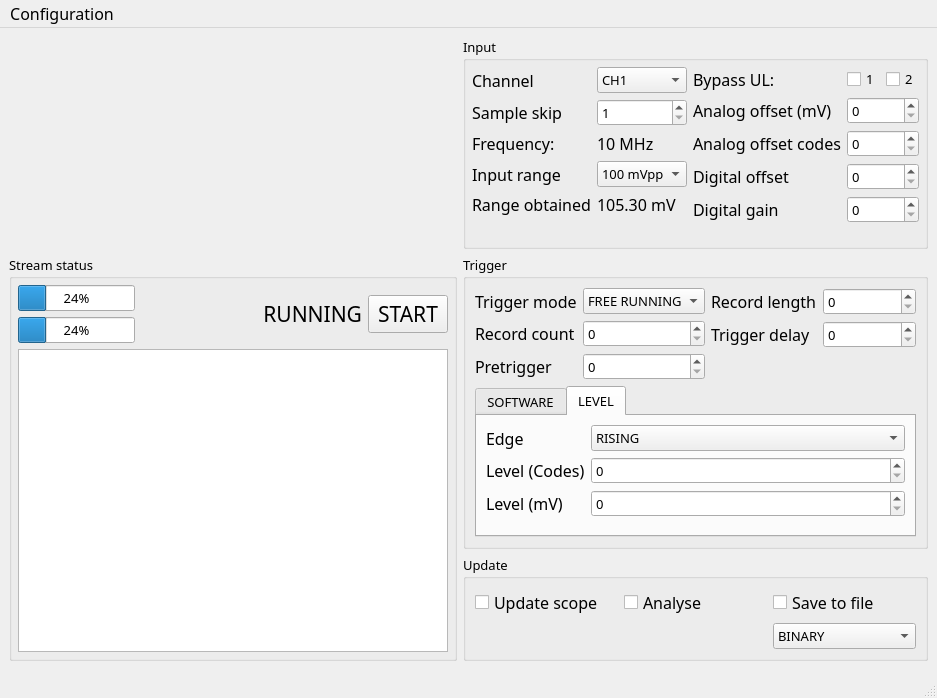
The window that MainWindow.ui (sevenreek/qtadqscope) describes before a commit, drawn with Qt 5.
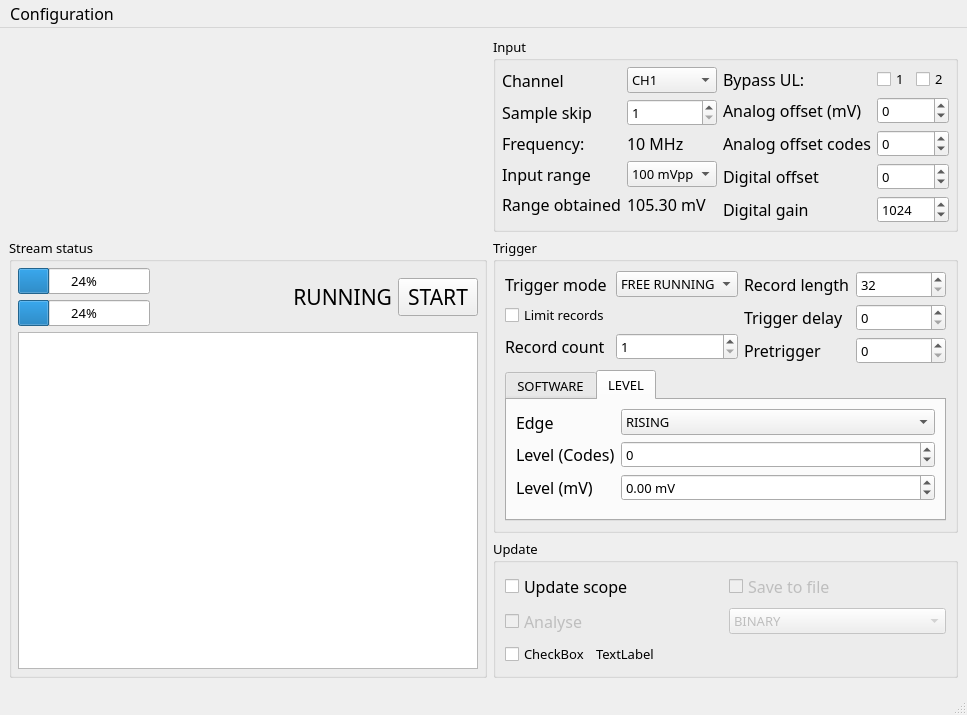
The same window after the commit. Custom widgets are drawn as their Qt base class.

Patch:
```diff
--- a/MainWindow.ui
+++ b/MainWindow.ui
@@ -6,8 +6,8 @@
    <rect>
     <x>0</x>
     <y>0</y>
-    <width>937</width>
-    <height>698</height>
+    <width>967</width>
+    <height>655</height>
    </rect>
   </property>
   <property name="font">
@@ -27,6 +27,9 @@
        <layout class="QGridLayout" name="gridLayout_2">
         <item row="2" column="2" colspan="2">
          <widget class="QGroupBox" name="analysisSettingsContainer">
+          <property name="enabled">
+           <bool>true</bool>
+          </property>
           <property name="sizePolicy">
            <sizepolicy hsizetype="Minimum" vsizetype="Preferred">
             <horstretch>0</horstretch>
@@ -43,8 +46,11 @@
            <string>Update</string>
           </property>
           <layout class="QGridLayout" name="gridLayout_6">
-           <item row="0" column="1">
+           <item row="1" column="1">
             <widget class="QCheckBox" name="analyseCB">
+             <property name="enabled">
+              <bool>false</bool>
+             </property>
              <property name="font">
               <font>
                <family>Calibri Light</family>
@@ -56,27 +62,11 @@
              </property>
             </widget>
            </item>
-           <item row="1" column="2">
-            <widget class="QComboBox" name="inputRangeSelector_2">
-             <item>
-              <property name="text">
-               <string>BINARY</string>
-              </property>
-             </item>
-             <item>
-              <property name="text">
-               <string>ASCII</string>
-              </property>
-             </item>
-             <item>
-              <property name="text">
-               <string>HDF5</string>
-              </property>
-             </item>
-            </widget>
-           </item>
            <item row="0" column="2">
             <widget class="QCheckBox" name="saveToFileCB">
+             <property name="enabled">
+              <bool>false</bool>
+             </property>
              <property name="font">
               <font>
                <family>Calibri Light</family>
@@ -88,7 +78,7 @@
              </property>
             </widget>
            </item>
-           <item row="0" column="0">
+           <item row="0" column="1">
             <widget class="QCheckBox" name="updateScopeCB">
              <property name="font">
               <font>
@@ -101,6 +91,46 @@
              </property>
             </widget>
            </item>
+           <item row="1" column="2">
+            <widget class="QComboBox" name="inputRangeSelector_2">
+             <property name="enabled">
+              <bool>false</bool>
+             </property>
+             <item>
+              <property name="text">
+               <string>BINARY</string>
+              </property>
+             </item>
+             <item>
+              <property name="text">
+               <string>ASCII</string>
+              </property>
+             </item>
+             <item>
+              <property name="text">
+               <string>HDF5</string>
+              </property>
+             </item>
+            </widget>
+           </item>
+           <item row="2" column="1">
+            <layout class="QFormLayout" name="formLayout_3">
+             <item row="0" column="0">
+              <widget class="QCheckBox" name="checkBox">
+               <property name="text">
+                <string>CheckBox</string>
+               </property>
+              </widget>
+             </item>
+             <item row="0" column="1">
+              <widget class="QLabel" name="label_3">
+               <property name="text">
+                <string>TextLabel</string>
+               </property>
+              </widget>
+             </item>
+            </layout>
+           </item>
           </layout>
          </widget>
         </item>
@@ -193,7 +223,14 @@
               </widget>
              </item>
              <item row="1" column="1">
-              <widget class="QSpinBox" name="spinBox_4"/>
+              <widget class="QSpinBox" name="analogOffsetInput">
+               <property name="minimum">
+                <number>-5000</number>
+               </property>
+               <property name="maximum">
+                <number>5000</number>
+               </property>
+              </widget>
              </item>
              <item row="2" column="0">
               <widget class="QLabel" name="label_10">
@@ -209,7 +246,14 @@
               </widget>
              </item>
              <item row="2" column="1">
-              <widget class="QSpinBox" name="analogOffsetCodeInput"/>
+              <widget class="QSpinBox" name="analogOffsetCodeInput">
+               <property name="minimum">
+                <number>-32768</number>
+               </property>
+               <property name="maximum">
+                <number>32767</number>
+               </property>
+              </widget>
              </item>
              <item row="3" column="0">
               <widget class="QLabel" name="label_7">
@@ -225,7 +269,14 @@
               </widget>
              </item>
              <item row="3" column="1">
-              <widget class="QSpinBox" name="digitalOffsetInput"/>
+              <widget class="QSpinBox" name="digitalOffsetInput">
+               <property name="minimum">
+                <number>-32768</number>
+               </property>
+               <property name="value">
+                <number>0</number>
+               </property>
+              </widget>
              </item>
              <item row="4" column="0">
               <widget class="QLabel" name="label_8">
@@ -241,7 +292,17 @@
               </widget>
              </item>
              <item row="4" column="1">
-              <widget class="QSpinBox" name="analogOffsetInput"/>
+              <widget class="QSpinBox" name="digitalGainInput">
+               <property name="minimum">
+                <number>-32768</number>
+               </property>
+               <property name="maximum">
+                <number>32767</number>
+               </property>
+               <property name="value">
+                <number>1024</number>
+               </property>
+              </widget>
              </item>
             </layout>
            </item>
@@ -561,79 +622,6 @@
            <string>Trigger</string>
           </property>
           <layout class="QGridLayout" name="gridLayout_5">
-           <item row="0" column="0">
-            <layout class="QFormLayout" name="formLayout_4">
-             <item row="0" column="0">
-              <widget class="QLabel" name="label_11">
-               <property name="font">
-                <font>
-                 <family>Calibri Light</family>
-                 <pointsize>12</pointsize>
-                </font>
-               </property>
-               <property name="text">
-                <string>Trigger mode</string>
-               </property>
-              </widget>
-             </item>
-             <item row="0" column="1">
-              <widget class="QComboBox" name="triggerModeSelector">
-               <item>
-                <property name="text">
-                 <string>FREE RUNNING</string>
-                </property>
-               </item>
-               <item>
-                <property name="text">
-                 <string>SOFTWARE</string>
-                </property>
-               </item>
-               <item>
-                <property name="text">
-                 <string>LEVEL</string>
-                </property>
-               </item>
-               <item>
-                <property name="text">
-                 <string>EXTERNAL</string>
-                </property>
-               </item>
-              </widget>
-             </item>
-             <item row="1" column="0">
-              <widget class="QLabel" name="label_24">
-               <property name="font">
-                <font>
-                 <family>Calibri Light</family>
-                 <pointsize>12</pointsize>
-                </font>
-               </property>
-               <property name="text">
-                <string>Record count</string>
-               </property>
-              </widget>
-             </item>
-             <item row="1" column="1">
-              <widget class="QSpinBox" name="recordCountInput"/>
-             </item>
-             <item row="2" column="0">
-              <widget class="QLabel" name="label_25">
-               <property name="font">
-                <font>
-                 <family>Calibri Light</family>
-                 <pointsize>12</pointsize>
-                </font>
-               </property>
-               <property name="text">
-                <string>Pretrigger</string>
-               </property>
-              </widget>
-             </item>
-             <item row="2" column="1">
-              <widget class="QSpinBox" name="pretriggerInput"/>
-             </item>
-            </layout>
-           </item>
            <item row="0" column="1">
             <layout class="QFormLayout" name="formLayout_5">
              <item row="0" column="0">
@@ -663,10 +651,50 @@
               </widget>
              </item>
              <item row="0" column="1">
-              <widget class="QSpinBox" name="recordLenghtInput"/>
+              <widget class="QSpinBox" name="recordLengthInput">
+               <property name="minimum">
+                <number>32</number>
+               </property>
+               <property name="maximum">
+                <number>65536</number>
+               </property>
+               <property name="singleStep">
+                <number>32</number>
+               </property>
+              </widget>
              </item>
              <item row="1" column="1">
-              <widget class="QSpinBox" name="triggerDelayInput"/>
+              <widget class="QSpinBox" name="triggerDelayInput">
+               <property name="maximum">
+                <number>256</number>
+               </property>
+               <property name="singleStep">
+                <number>4</number>
+               </property>
+              </widget>
+             </item>
+             <item row="2" column="0">
+              <widget class="QLabel" name="label_25">
+               <property name="font">
+                <font>
+                 <family>Calibri Light</family>
+                 <pointsize>12</pointsize>
+                </font>
+               </property>
+               <property name="text">
+                <string>Pretrigger</string>
+               </property>
+              </widget>
+             </item>
+             <item row="2" column="1">
+              <widget class="QSpinBox" name="pretriggerInput">
+               <property name="maximum">
+                <number>256</number>
+               </property>
+               <property name="singleStep">
+                <number>4</number>
+               </property>
+              </widget>
              </item>
             </layout>
            </item>
@@ -806,7 +834,14 @@
                 </widget>
                </item>
                <item row="1" column="1">
-                <widget class="QSpinBox" name="levelTriggerCodesInput"/>
+                <widget class="QSpinBox" name="levelTriggerCodesInput">
+                 <property name="minimum">
+                  <number>-32768</number>
+                 </property>
+                 <property name="maximum">
+                  <number>32767</number>
+                 </property>
+                </widget>
                </item>
                <item row="2" column="0">
                 <widget class="QLabel" name="label_28">
@@ -822,12 +857,100 @@
                 </widget>
                </item>
                <item row="2" column="1">
-                <widget class="QSpinBox" name="levelTriggerVoltageInput"/>
+                <widget class="QDoubleSpinBox" name="levelTriggerVoltageInput">
+                 <property name="suffix">
+                  <string> mV</string>
+                 </property>
+                 <property name="minimum">
+                  <double>-5000.000000000000000</double>
+                 </property>
+                 <property name="maximum">
+                  <double>5000.000000000000000</double>
+                 </property>
+                </widget>
                </item>
               </layout>
              </widget>
             </widget>
            </item>
+           <item row="0" column="0">
+            <layout class="QFormLayout" name="formLayout_4">
+             <item row="0" column="0">
+              <widget class="QLabel" name="label_11">
+               <property name="font">
+                <font>
+                 <family>Calibri Light</family>
+                 <pointsize>12</pointsize>
+                </font>
+               </property>
+               <property name="text">
+                <string>Trigger mode</string>
+               </property>
+              </widget>
+             </item>
+             <item row="0" column="1">
+              <widget class="QComboBox" name="triggerModeSelector">
+               <item>
+                <property name="text">
+                 <string>FREE RUNNING</string>
+                </property>
+               </item>
+               <item>
+                <property name="text">
+                 <string>SOFTWARE</string>
+                </property>
+               </item>
+               <item>
+                <property name="text">
+                 <string>LEVEL</string>
+                </property>
+               </item>
+               <item>
+                <property name="text">
+                 <string>EXTERNAL</string>
+                </property>
+               </item>
+              </widget>
+             </item>
+             <item row="2" column="0">
+              <widget class="QLabel" name="label_24">
+               <property name="font">
+                <font>
+                 <family>Calibri Light</family>
+                 <pointsize>12</pointsize>
+                </font>
+               </property>
+               <property name="text">
+                <string>Record count</string>
+               </property>
+              </widget>
+             </item>
+             <item row="2" column="1">
+              <widget class="QSpinBox" name="recordCountInput">
+               <property name="minimum">
+                <number>1</number>
+               </property>
+               <property name="maximum">
+                <number>2147483647</number>
+               </property>
+              </widget>
+             </item>
+             <item row="1" column="0">
+              <widget class="QCheckBox" name="limitRecordsCB">
+               <property name="text">
+                <string>Limit records</string>
+               </property>
+              </widget>
+             </item>
+             <item row="1" column="1">
+              <widget class="QLabel" name="label_12">
+               <property name="text">
+                <string/>
+               </property>
+              </widget>
+             </item>
+            </layout>
+           </item>
           </layout>
          </widget>
         </item>
@@ -852,7 +975,7 @@
     <rect>
      <x>0</x>
      <y>0</y>
-     <width>937</width>
+     <width>967</width>
      <height>25</height>
     </rect>
    </property>
```
